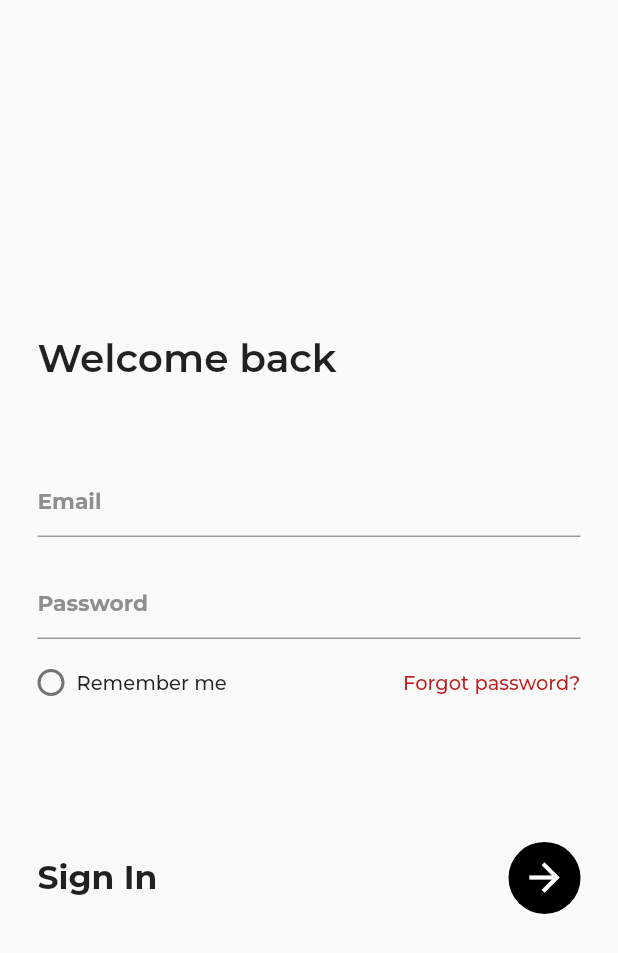
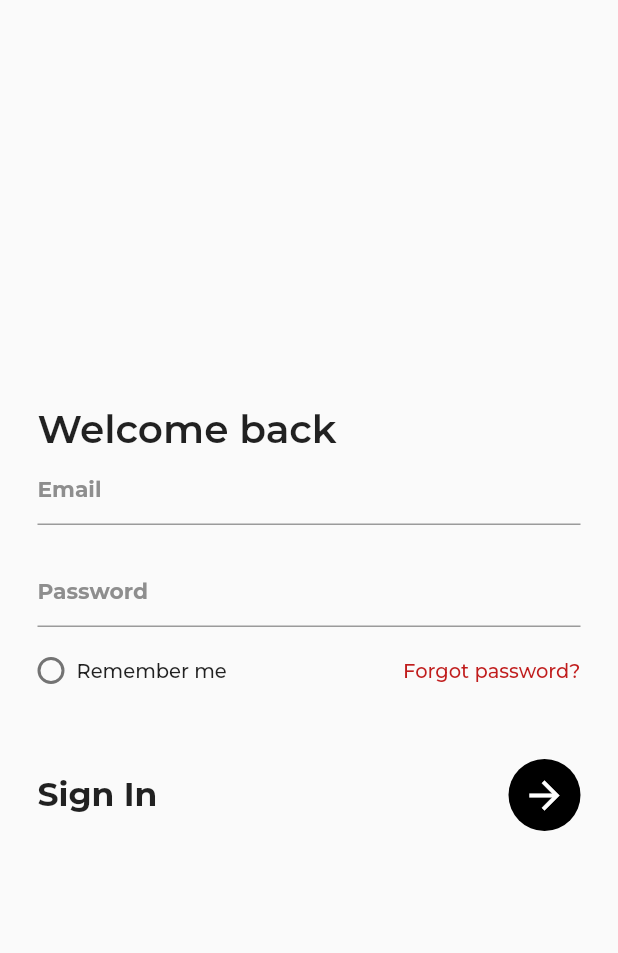
Before and after one commit to ravipatel0508/Flutter-Festival-UI-Challege, a Flutter app: the screen it shows after launch, on a phone screen of 412 x 824 dp. Shown: the top 953 px of the screen. Run offline on Flutter 3.47's test engine with Material 2 defaults, Android fonts, the phone set to English and light mode, and no system bars; our stand-ins replace flutter_svg; project files that could hold a hidden picture were left out.

Commit message:
code optimization

```diff
--- a/challenge1/lib/homepage.dart
+++ b/challenge1/lib/homepage.dart
@@ -14,13 +14,12 @@ class _HomePageState extends State<HomePage> {
   @override
   Widget build(BuildContext context) {
     return Scaffold(
-      body: Padding(
+      body: Center(
+        child: Padding(
           padding: const EdgeInsets.all(25.0),
-        child: Column(
-          crossAxisAlignment: CrossAxisAlignment.start,
-          mainAxisAlignment: MainAxisAlignment.center,
+          child: ListView(
+            shrinkWrap: true,
             children: [
-            const Spacer(),
               _header(),
               const AppTextField(
                 hintText: "Email",
@@ -69,16 +68,15 @@ class _HomePageState extends State<HomePage> {
               ),
               const SizedBox(height: 50),
               _footer(),
-            const Spacer()
             ],
+          ),
         ),
       ),
     );
   }
 
   Widget _header() {
-    return const Expanded(
-      child: Align(
+    return const Align(
       alignment: Alignment.centerLeft,
       child: Text(
         "Welcome back",
@@ -88,14 +86,11 @@ class _HomePageState extends State<HomePage> {
           fontWeight: FontWeight.w600,
         ),
       ),
-      ),
     );
   }
 
   Widget _footer() {
-    return Expanded(
-      flex: 1,
-      child: Row(
+    return Row(
       mainAxisAlignment: MainAxisAlignment.spaceBetween,
       children: [
         const Text(
@@ -119,7 +114,6 @@ class _HomePageState extends State<HomePage> {
           ),
         ),
       ],
-      ),
     );
   }
 }
```
Lines whose indentation alone changed are shown as unchanged.
